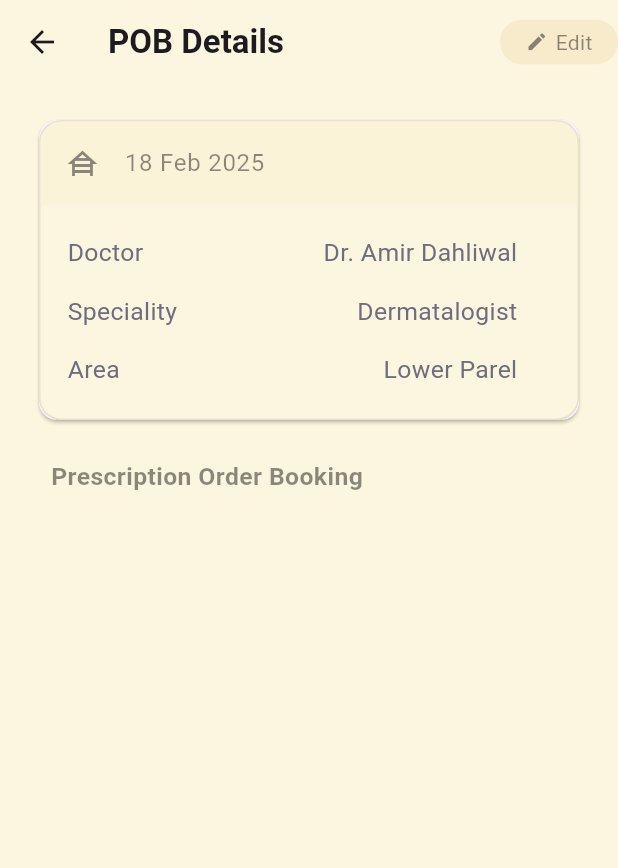
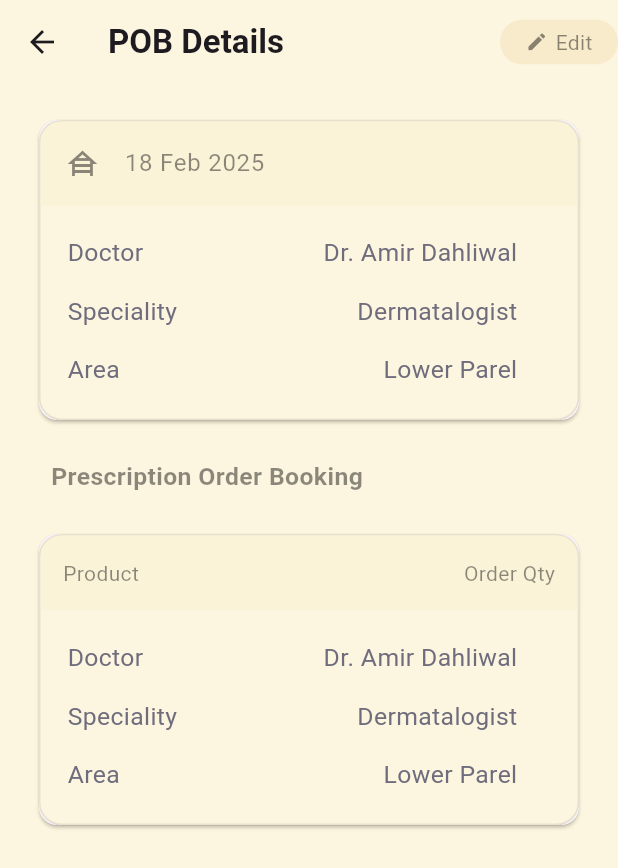
Before and after one commit to amanpal8sss/flutter_, a Flutter app: the PobPage screen opened by its route, on a phone screen of 412 x 824 dp. Shown: the top 868 px of the screen. Run offline on Flutter 3.47's test engine with Material 3 defaults, Android fonts, the phone set to English and light mode, and no system bars.

Commit message:
page-detail

```diff
--- a/lib/screens/pob/pob_page/pob_page.dart
+++ b/lib/screens/pob/pob_page/pob_page.dart
@@ -1,9 +1,11 @@
 import 'package:flutter/material.dart';
 import 'package:pob_ui/models/key_value_pair.dart';
 import 'package:pob_ui/widgets/app_bar_custom_button.dart';
+import 'package:pob_ui/widgets/app_card_bottom.dart';
 import 'package:pob_ui/widgets/app_scaffold.dart';
 import 'package:pob_ui/widgets/custom_app_bar.dart';
 import 'package:pob_ui/widgets/custom_app_card.dart';
+import 'package:pob_ui/widgets/custom_app_card_head.dart';
 
 class PobPage extends StatelessWidget {
   const PobPage({super.key});
@@ -49,8 +51,21 @@ class PobPage extends StatelessWidget {
                     fontSize: 16.5,
                     fontWeight: FontWeight.bold,
                     color: Colors.black45,
-                   ),)                  ,
                    ),
+                   ),
+                   ),
+                    CustomAppCardHead(
+                  headerLabel1: 'Product',
+                  headerLabel2: 'Order Qty',
+                  content: [
+                    KeyValuePair(key: 'Doctor', value: 'Dr. Amir Dahliwal'),
+                    KeyValuePair(key: 'Speciality', value: 'Dermatalogist'),
+                    KeyValuePair(key: 'Area', value: 'Lower Parel'),
+
+                  ],
+                  child:AppCardBottom(content1: 'Total Value', content2: 'Rs 12,000',),
+
+                  ),
             ],
 
           ),
--- /dev/null
+++ b/lib/widgets/app_card_bottom.dart
@@ -0,0 +1,39 @@
+import 'package:flutter/material.dart';
+import 'package:pob_ui/widgets/listing_divider.dart';
+
+class AppCardBottom extends StatelessWidget {
+  final String content1;
+  final String content2;
+  const AppCardBottom({
+    super.key,
+    required this.content1,
+    required this.content2,
+
+  });
+
+  @override
+  Widget build(BuildContext context) {
+    return Column(
+      children: [
+        ListingDivider(),
+        Row(
+          mainAxisAlignment: MainAxisAlignment.spaceBetween,
+          children: [
+            Text(
+              content1,
+              style: TextStyle(
+                color: Colors.black45,
+              ),
+            ),
+            Text(
+              content2,
+              style: TextStyle(
+                color: Colors.black45,
+              ),
+            ),
+          ],
+        ),
+      ],
+    );
+  }
+}
--- /dev/null
+++ b/lib/widgets/custom_app_card_head.dart
@@ -0,0 +1,115 @@
+import 'package:flutter/material.dart';
+import 'package:pob_ui/models/key_value_pair.dart';
+
+const cardBorderRadius = BorderRadius.all(Radius.circular(15.0));
+const borderRadius = Radius.circular(15.0);
+
+class CustomAppCardHead extends StatelessWidget {
+  final String headerLabel1;
+  final String headerLabel2;
+  final List<KeyValuePair> content;
+  final Widget? child;
+
+  const CustomAppCardHead({
+    super.key,
+    required this.headerLabel1,
+    required this.headerLabel2,
+    required this.content,
+    this.child,
+  });
+
+  @override
+  Widget build(BuildContext context) {
+    return Card(
+      child: Material(
+        elevation: 0.1,
+        borderRadius: cardBorderRadius,
+        child: Container(
+          decoration: BoxDecoration(
+            color: const Color(0xFFFCF5DF),
+            borderRadius: cardBorderRadius,
+            border: Border.all(color: Colors.black26.withValues(alpha: 0.08)),
+          ),
+          child: Column(
+            children: [
+              ClipRRect(
+                borderRadius: const BorderRadius.only(
+                  topLeft: borderRadius,
+                  topRight: borderRadius,
+                ),
+                child: ColoredBox(
+                  color: const Color(0xFFFBF3D8),
+                  child: Padding(
+                    padding: const EdgeInsets.all(15.0),
+                    child: Row(
+                    mainAxisAlignment: MainAxisAlignment.spaceBetween,
+                      children: [
+                       Text(
+                        headerLabel1,
+                        style: TextStyle(
+                          color: Colors.black45,
+                        ),
+                      ),
+                       Text(
+                        headerLabel2,
+                        style: TextStyle(
+                          color: Colors.black45,
+                        ),
+                      ),
+                      ],
+                    ),
+                  ),
+                ),
+              ),
+              Padding(
+                padding: const EdgeInsets.only(
+                  top: 20.0,
+                  bottom: 5.0,
+                  left: 18.0,
+                  right: 40.0,
+                ),
+                child: Column(
+                  children: [
+                    for (var i = 0; i < content.length; i++)
+                      Padding(
+                        padding: const EdgeInsets.only(bottom: 15.0),
+                      child: Row(
+                         crossAxisAlignment: i == 0 ? CrossAxisAlignment.start : CrossAxisAlignment.end,
+                         mainAxisAlignment: MainAxisAlignment.spaceBetween,
+                        children: [
+                         Flexible(child: Padding(padding: const EdgeInsets.only(right: 5.0),
+                         child: Text(
+                          content[i].key,
+                          style: TextStyle(
+                            fontSize: 16.5,
+                            color: const Color(0xFF6F6D7D),
+                          ),
+                         ),
+                         )
+                         ),
+                         Flexible(child: Text(
+                          content[i].value,
+                          style: TextStyle(
+                            fontSize: 16.5,
+                            color: const Color(0xFF6F6D7D),
+                          ),
+                          textAlign: TextAlign.end,
+                         ))
+
+
+                        ],
+
+                      ),
+
+                      )
+                  ],
+                ),
+              )
+            ],
+          ),
+
+        ),
+      ),
+    );
+  }
+}
```
